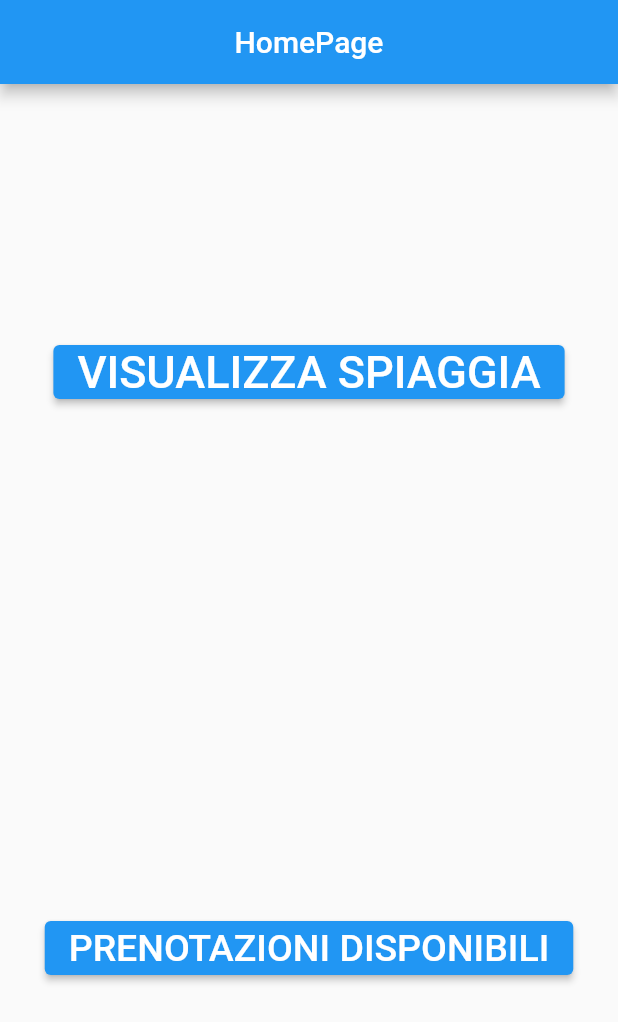
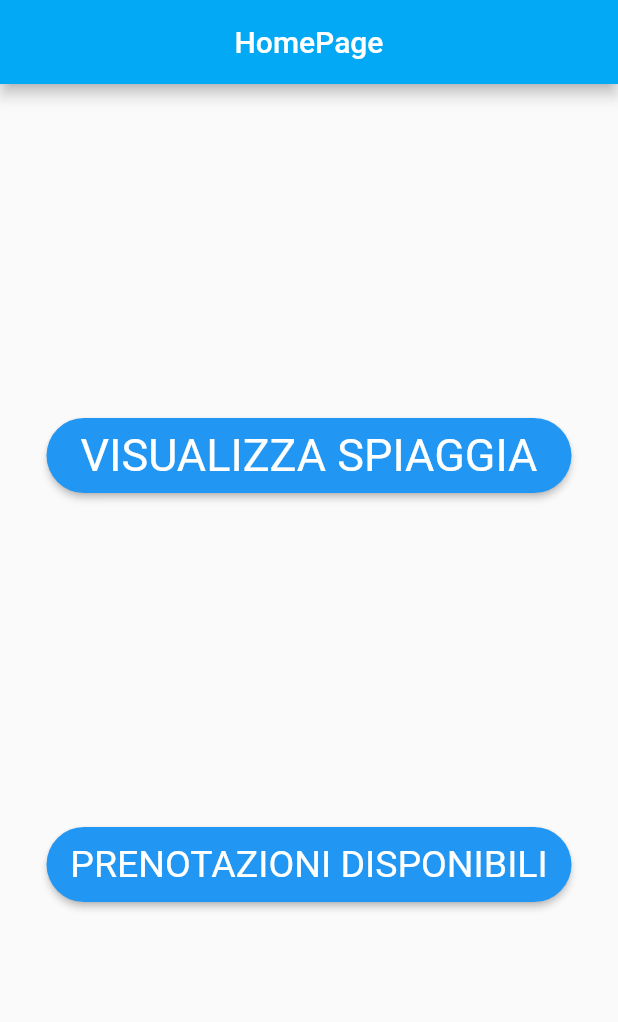
Before and after one commit to AntonioTubaldi/Casotto-IdS, a Flutter app: the screen it shows after launch, on a phone screen of 412 x 824 dp. Shown: the top 1022 px of the screen. Run offline on Flutter 3.47's test engine with Material 2 defaults, Android fonts, the phone set to English and light mode, and no system bars; our stand-ins replace flutter_dotenv, loading_animation_widget, table_calendar; missing offline and left inert: dart:ffi, dart:html.

Commit message:
Add files via upload

```diff
--- a/FrontEnd/Casotto/lib/views/Calendar.dart
+++ b/FrontEnd/Casotto/lib/views/Calendar.dart
@@ -49,6 +49,7 @@ class _CalendarViewState extends State<CalendarView> {
     return Scaffold(
         floatingActionButton: mostraPrenotazioni(),
         appBar: AppBar(
+          backgroundColor: Colors.lightBlue,
           title: Text('Calendario'),
         ),
         body: TableCalendar(
--- a/FrontEnd/Casotto/lib/views/HomePage.dart
+++ b/FrontEnd/Casotto/lib/views/HomePage.dart
@@ -11,33 +11,47 @@ class HomePage extends StatelessWidget {
     return Scaffold(
       appBar: AppBar(
         centerTitle: true,
+        backgroundColor: Colors.lightBlue,
         title: const Text('HomePage'),
       ),
       body: Center(
         child: Column(
-          mainAxisAlignment: MainAxisAlignment.spaceAround,
+          mainAxisAlignment: MainAxisAlignment.spaceEvenly,
+
           children: [
-            ElevatedButton(
+            RawMaterialButton(
               onPressed: () => {
                 Navigator.push(
                     context,
                     MaterialPageRoute(
                         builder: (context) => AllOmbrelloniView()))
               },
-              child: Text(
+              child: const Text(
                 "VISUALIZZA SPIAGGIA",
-                style: TextStyle(fontSize: 30),
+                textAlign: TextAlign.center,
+                style: TextStyle(fontSize: 30, color: Colors.white),
               ),
+              fillColor: Colors.blue,
+              shape: RoundedRectangleBorder(
+                borderRadius: BorderRadius.circular(50.0),
+              ),
+              constraints: BoxConstraints.tightFor(height: 50.0, width: 350),
             ),
-            ElevatedButton(
+            RawMaterialButton(
               onPressed: () => {
                 Navigator.push(context,
                     MaterialPageRoute(builder: (context) => (CalendarView())))
               },
               child: Text("PRENOTAZIONI DISPONIBILI",
-                  style: TextStyle(fontSize: 25)),
+                  textAlign: TextAlign.center,
+                  style: TextStyle(fontSize: 25, color: Colors.white)),
+              fillColor: Colors.blue,
+              shape: RoundedRectangleBorder(
+                borderRadius: BorderRadius.circular(50.0),
+              ),
+              constraints: BoxConstraints.tightFor(height: 50.0, width: 350),
             ),
-          ],
+          ], // children
         ),
       ),
     );
```
